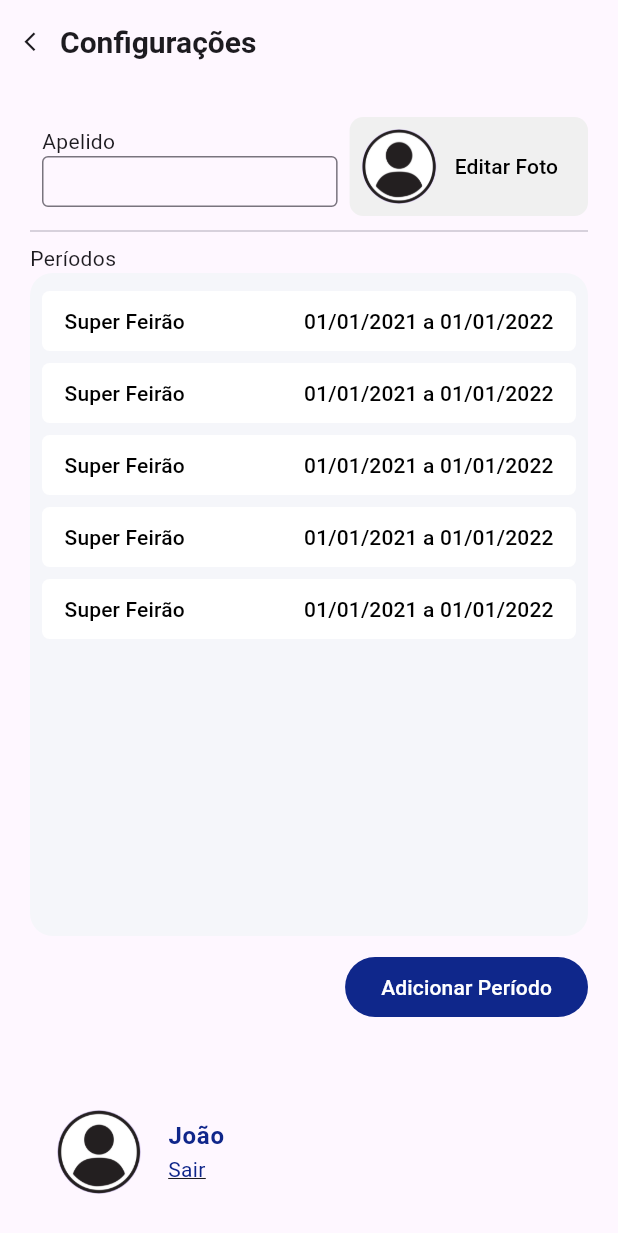
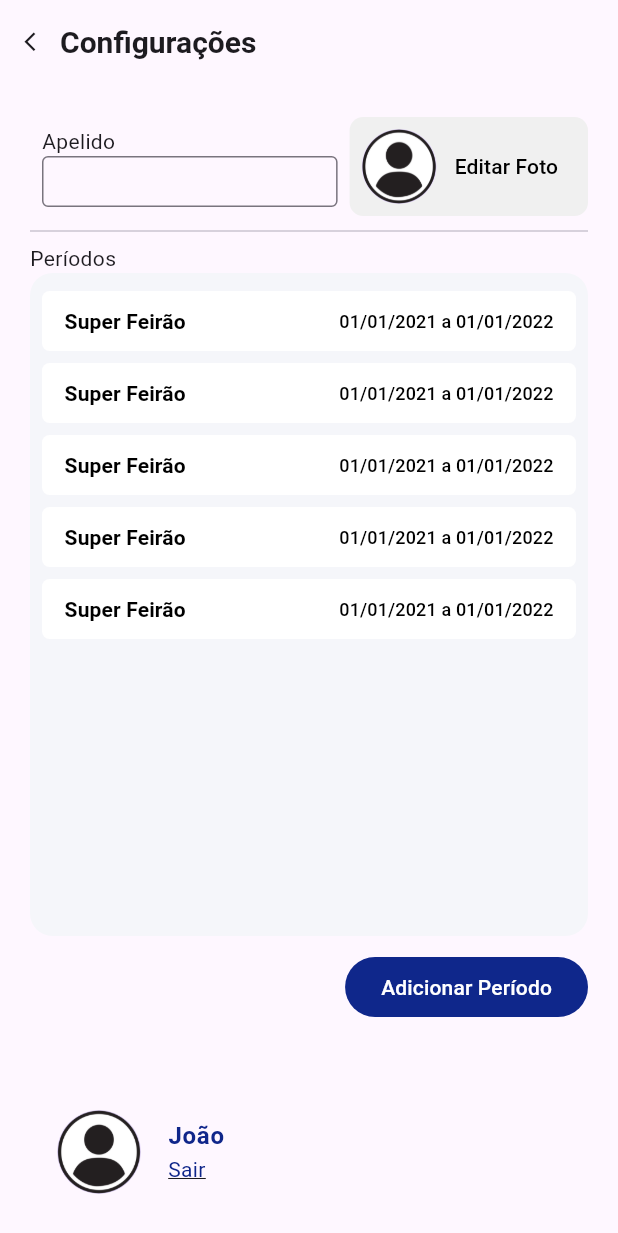
Before and after one commit to julianojstavares/flutter_5acf3936-641e-4b43-97e6-d7b847736091, a Flutter app: the SettingsPage screen opened by its route, on a phone screen of 412 x 824 dp. Shown: the top 1233 px of the screen. Run offline on Flutter 3.47's test engine with Material 3 defaults, Android fonts, the phone set to English and light mode, and no system bars; drawn by our look-alikes of auto_size_text; our stand-ins replace auto_route.

Commit message:
Setting up list item

```diff
--- a/lib/feature/settings/presentation/widgets/list_item.dart
+++ b/lib/feature/settings/presentation/widgets/list_item.dart
@@ -33,12 +33,27 @@ class ListItem extends StatelessWidget {
       child: Row(
         mainAxisAlignment: MainAxisAlignment.spaceBetween,
         children: [
-          AutoSizeText(title),
+          AutoSizeText(
+            title,
+            style: const TextStyle(
+              fontWeight: FontWeight.bold,
+              fontSize: 14,
+            ),
+          ),
           Row(
             children: [
-              AutoSizeText(startDate),
-              const AutoSizeText(" a "),
-              AutoSizeText(endDate),
+              AutoSizeText(
+                startDate,
+                style: const TextStyle(fontSize: 11),
+              ),
+              const AutoSizeText(
+                " a ",
+                style: TextStyle(fontSize: 11),
+              ),
+              AutoSizeText(
+                endDate,
+                style: const TextStyle(fontSize: 11),
+              ),
             ],
           ),
         ],
```
